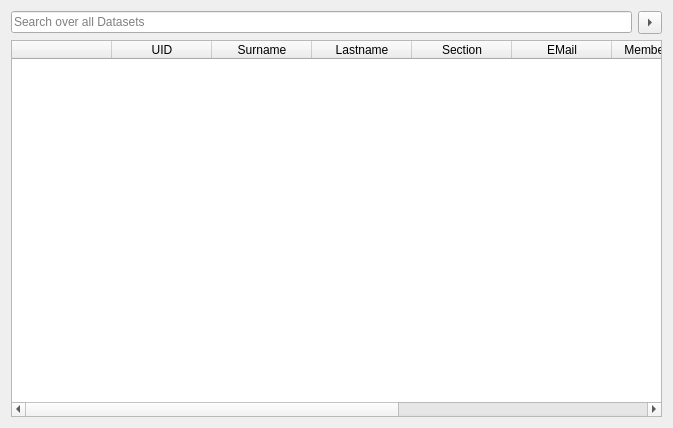
Before: the Qt Designer form forms/userlist.ui in LukyLuke/PiTres, drawn with Qt 5.
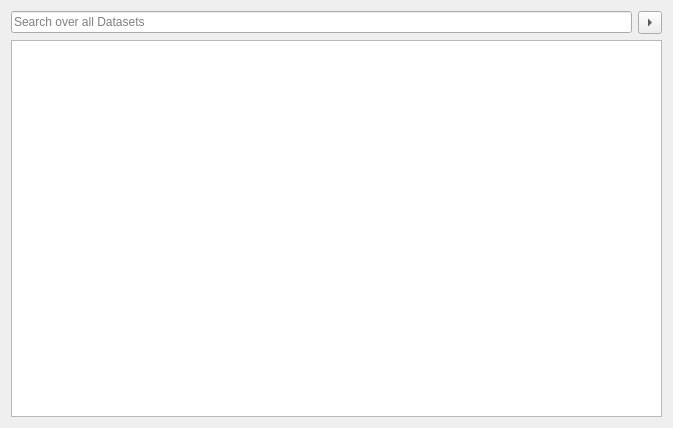
After: the same form once the commit is applied.

Commit message: GUI, Users-DB and LDAP api initiated - got some problems with the attributes on the LDAP

Diff of the .ui file:
```diff
--- a/forms/userlist.ui
+++ b/forms/userlist.ui
@@ -51,63 +51,19 @@
     </layout>
    </item>
    <item>
-    <widget class="QTableWidget" name="tableWidget">
+    <widget class="QTableView" name="tableView">
      <property name="sortingEnabled">
       <bool>true</bool>
      </property>
-     <property name="columnCount">
-      <number>10</number>
-     </property>
-     <column>
-      <property name="text">
-       <string/>
-      </property>
-     </column>
-     <column>
-      <property name="text">
-       <string>UID</string>
-      </property>
-     </column>
-     <column>
-      <property name="text">
-       <string>Surname</string>
-      </property>
-     </column>
-     <column>
-      <property name="text">
-       <string>Lastname</string>
-      </property>
-     </column>
-     <column>
-      <property name="text">
-       <string>Section</string>
-      </property>
-     </column>
-     <column>
-      <property name="text">
-       <string>EMail</string>
-      </property>
-     </column>
-     <column>
-      <property name="text">
-       <string>Member since</string>
-      </property>
-     </column>
-     <column>
-      <property name="text">
-       <string>Last paid</string>
-      </property>
-     </column>
-     <column>
-      <property name="text">
-       <string>Status</string>
-      </property>
-     </column>
-     <column>
-      <property name="text">
-       <string>Functions</string>
-      </property>
-     </column>
+     <attribute name="horizontalHeaderCascadingSectionResizes">
+      <bool>false</bool>
+     </attribute>
+     <attribute name="horizontalHeaderStretchLastSection">
+      <bool>true</bool>
+     </attribute>
+     <attribute name="verticalHeaderVisible">
+      <bool>false</bool>
+     </attribute>
     </widget>
    </item>
   </layout>
```
The commit also changes 14 other files.
